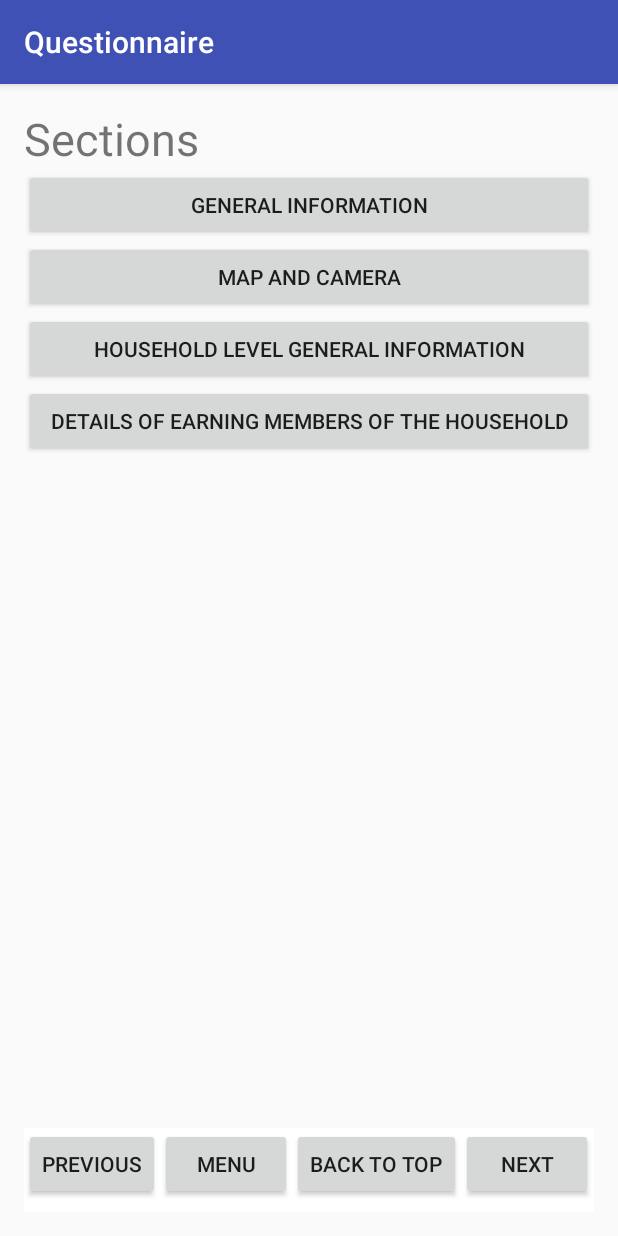
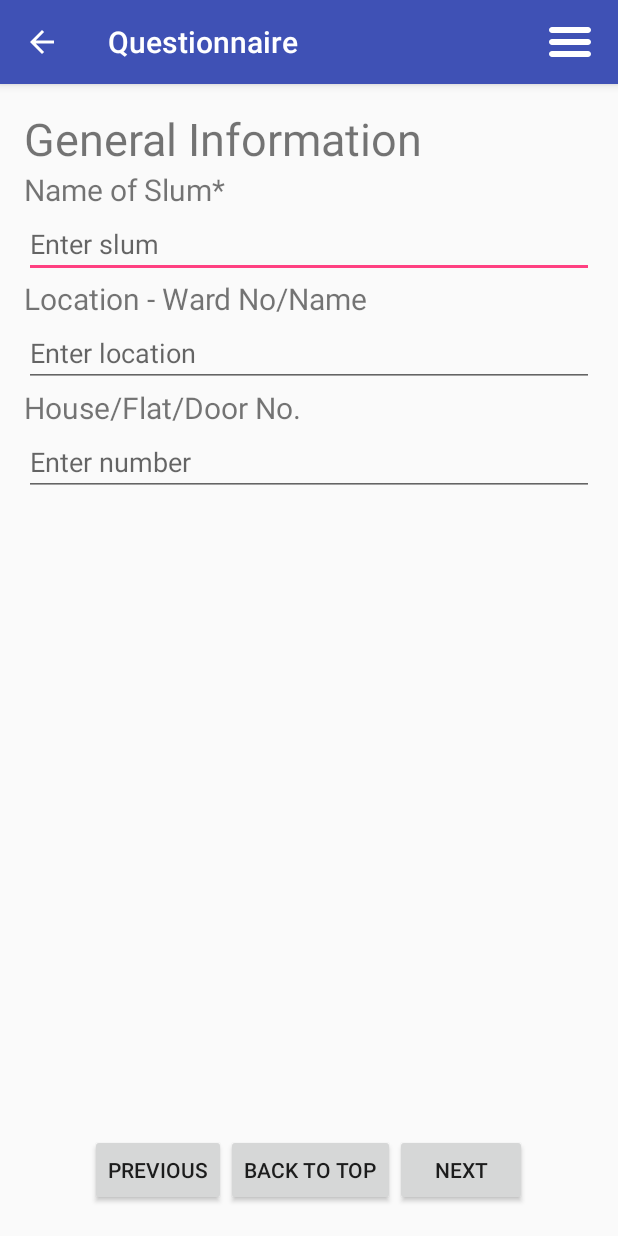
Before and after one commit to UrbanRiskSlumRedevelopment/Narad, an Android app: the PVQ screen opened directly, with no data from a screen before it, after a tap on "PREVIOUS", on a phone screen of 412 x 824 dp. Run offline under Robolectric (Android 15) with nearby library versions, the phone set to English and light mode, and no system bars; network calls fail; 3 other taps on this screen came first.

Commit message:
minor stylistic changes

```diff
--- a/QMain/app/build.gradle
+++ b/QMain/app/build.gradle
@@ -30,6 +30,8 @@ dependencies {
     compile 'com.android.support:appcompat-v7:24.2.1'
     compile 'com.android.support:support-v4:24.2.1'
     compile 'com.google.android.gms:play-services:9.6.1'
+    compile 'com.android.support:design:24.2.1'
+    compile 'com.android.volley:volley:1.0.0'
     testCompile 'junit:junit:4.12'
 }
 
--- a/QMain/app/src/main/java/com/example/qmain/PVQ.java
+++ b/QMain/app/src/main/java/com/example/qmain/PVQ.java
@@ -7,14 +7,20 @@ import android.content.Context;
 import android.content.Intent;
 import android.content.pm.ActivityInfo;
 import android.graphics.Bitmap;
+import android.graphics.drawable.Drawable;
 import android.provider.MediaStore;
+import android.support.v4.content.ContextCompat;
+import android.support.v4.widget.DrawerLayout;
 import android.support.v7.app.ActionBar;
 import android.support.v7.app.AppCompatActivity;
 import android.os.Bundle;
 import android.support.v4.view.ViewPager;
+import android.support.v7.widget.LinearLayoutCompat;
 import android.text.Editable;
 import android.text.InputType;
 import android.text.TextWatcher;
+import android.util.DisplayMetrics;
+import android.view.MenuItem;
 import android.view.MotionEvent;
 import android.view.View;
 import android.view.ViewGroup;
@@ -31,6 +37,7 @@ import android.graphics.Color;
 import android.os.Environment;
 import android.net.Uri;
 import android.support.v4.content.FileProvider;
+import android.widget.ImageButton;
 
 import org.json.JSONObject;
 import org.w3c.dom.Document;
@@ -50,6 +57,10 @@ import java.util.Locale;
 import java.util.Set;
 import java.io.File;
 import java.io.FileNotFoundException;
+import android.util.TypedValue;
+import android.view.Gravity;
+import android.util.AttributeSet;
+import android.support.v4.view.GravityCompat;
 
 import javax.xml.parsers.DocumentBuilder;
 import javax.xml.parsers.DocumentBuilderFactory;
@@ -59,6 +70,7 @@ import android.widget.RadioGroup;
 import android.widget.ScrollView;
 import android.widget.TextView;
 import android.text.InputFilter;
+import android.support.v7.widget.Toolbar;
 
 import android.support.v4.view.PagerAdapter;
 import android.widget.Toast;
@@ -67,6 +79,8 @@ import com.google.android.gms.common.GooglePlayServicesNotAvailableException;
 import com.google.android.gms.common.GooglePlayServicesRepairableException;
 import com.google.android.gms.location.places.Place;
 import com.google.android.gms.location.places.ui.PlacePicker;
+import android.support.design.widget.NavigationView;
+import android.view.Menu;
 
 public class PVQ extends AppCompatActivity {
     List Questions = new ArrayList(); // List of all questions
@@ -86,21 +100,40 @@ public class PVQ extends AppCompatActivity {
     String author = "";
     List pages = new ArrayList();
     ViewPager vp = null;
+    DrawerLayout dl = null;
 
     @Override
     protected void onCreate(Bundle savedInstanceState) {
         super.onCreate(savedInstanceState);
         setContentView(R.layout.activity_pvq);
 
-        this.setRequestedOrientation(ActivityInfo.SCREEN_ORIENTATION_PORTRAIT);
-
         // Create and set up new questionnaire ViewPager
         //final ViewPager vp = (ViewPager) findViewById(R.id.activity_pvq);
+        //NavigationView navigationView = (NavigationView) findViewById(R.id.navigation);
+        NavigationView nv = (NavigationView) findViewById(R.id.navigation);
+        dl = (DrawerLayout) findViewById(R.id.drawer_layout);
+
         LinearLayout form = (LinearLayout) findViewById(R.id.activity_pvq);
         author = getIntent().getStringExtra("author");
         if(getSupportActionBar() != null) {
             getSupportActionBar().setTitle("Questionnaire");
+            ImageButton hamburger = new ImageButton(this);
+            hamburger.setImageResource(R.drawable.hamburger);
+            int co = ContextCompat.getColor(context, R.color.colorPrimary);
+            hamburger.setBackgroundColor(co);
+            getSupportActionBar().setDisplayShowCustomEnabled(true);
+            ActionBar.LayoutParams hl = new ActionBar.LayoutParams(LayoutParams.WRAP_CONTENT,
+                    LayoutParams.WRAP_CONTENT, Gravity.END);
+            getSupportActionBar().setCustomView(hamburger, hl);
+            hamburger.setOnClickListener(new View.OnClickListener() {
+                @Override
+                public void onClick(View v) {
+                    dl.openDrawer(GravityCompat.END);
+                }
+            });
+            getSupportActionBar().setDisplayHomeAsUpEnabled(true);
         }
+
         getWindow().setSoftInputMode(WindowManager.LayoutParams.SOFT_INPUT_ADJUST_PAN);
 
         vp = new ViewPager(this);
@@ -113,7 +146,8 @@ public class PVQ extends AppCompatActivity {
 
         LinearLayout navbar = new LinearLayout(this);
         navbar.setOrientation(LinearLayout.HORIZONTAL);
-        navbar.setBackgroundColor(Color.WHITE);
+        navbar.setLayoutParams(new LinearLayout.LayoutParams(LayoutParams.MATCH_PARENT, LayoutParams.WRAP_CONTENT));
+
 
         // creates back to menu, previous, and next buttons
         Button menu_button = new Button(this);
@@ -181,20 +215,13 @@ public class PVQ extends AppCompatActivity {
         setupUI(menu_button);
         setupUI(next);
         setupUI(scroll_up);
+
         navbar.addView(prev);
-        navbar.addView(menu_button);
         navbar.addView(scroll_up);
         navbar.addView(next);
-        navbar.setGravity(100);
+        navbar.setGravity(Gravity.CENTER);
         setupUI(navbar);
-        /*
-        RelativeLayout.LayoutParams rLParams =
-                new RelativeLayout.LayoutParams(
-                        LayoutParams.MATCH_PARENT, LayoutParams.WRAP_CONTENT);
-        rLParams.addRule(RelativeLayout.ALIGN_PARENT_BOTTOM, 1);
 
-        form.addView(navbar, rLParams);
-        */
         form.addView(navbar);
 
         LinearLayout.LayoutParams param1 = new LinearLayout.LayoutParams(
@@ -437,7 +464,20 @@ public class PVQ extends AppCompatActivity {
             });
 
             vp.setCurrentItem(1);
-
+            Menu menu1 = nv.getMenu();
+            for(int i = 1; i < pages.size(); i++){
+                menu1.add((String)pages.get(i));
+            }
+            for(int i = 0; i < menu1.size(); i++){
+                menu1.getItem(i).setOnMenuItemClickListener(new MenuItem.OnMenuItemClickListener() {
+                    @Override
+                    public boolean onMenuItemClick(MenuItem item) {
+                        vp.setCurrentItem(pages.indexOf(item.getTitle()));
+                        dl.closeDrawer(GravityCompat.END);
+                        return false;
+                    }
+                });
+            }
 
 
         }catch (Exception e){
@@ -955,6 +995,20 @@ public class PVQ extends AppCompatActivity {
         alert.show();
 
     }
+
+    @Override
+    public boolean onOptionsItemSelected(MenuItem item) {
+
+        int itemId = item.getItemId();
+        switch (itemId) {
+            case android.R.id.home:
+                onBackPressed();
+                break;
+
+        }
+
+        return true;
+    }
 }
 
 // class used to create a PagerAdapter to work with ViewPager
@@ -1085,3 +1139,28 @@ class NumWatcher implements TextWatcher {
     public void beforeTextChanged(CharSequence s, int start, int count, int after) {}
     public void onTextChanged(CharSequence s, int start, int before, int count) {}
 }
+
+class CustomDrawerLayout extends DrawerLayout {
+
+    public CustomDrawerLayout(Context context) {
+        super(context);
+    }
+
+    public CustomDrawerLayout(Context context, AttributeSet attrs) {
+        super(context, attrs);
+    }
+
+    public CustomDrawerLayout(Context context, AttributeSet attrs, int defStyle) {
+        super(context, attrs, defStyle);
+    }
+
+    @Override
+    protected void onMeasure(int widthMeasureSpec, int heightMeasureSpec) {
+        widthMeasureSpec = MeasureSpec.makeMeasureSpec(
+                MeasureSpec.getSize(widthMeasureSpec), MeasureSpec.EXACTLY);
+        heightMeasureSpec = MeasureSpec.makeMeasureSpec(
+                MeasureSpec.getSize(heightMeasureSpec), MeasureSpec.EXACTLY);
+        super.onMeasure(widthMeasureSpec, heightMeasureSpec);
+    }
+
+}
--- /dev/null
+++ b/QMain/app/src/main/res/drawable/hamburger.xml
@@ -0,0 +1,15 @@
+<?xml version="1.0" encoding="utf-8"?>
+<vector xmlns:android="http://schemas.android.com/apk/res/android"
+    android:width="32dp"
+    android:height="32dp"
+    android:viewportWidth="32"
+    android:viewportHeight="32">
+
+    <path
+        android:fillColor="#FFFFFF"
+        android:pathData="M4,10h24c1.104,0,2-0.896,2-2s-0.896-2-2-2H4C2.896,6,2,6.896,2,8S2.896,10,4,10z
+M28,14H4c-1.104,0-2,0.896-2,2
+s0.896,2,2,2h24c1.104,0,2-0.896,2-2S29.104,14,28,14z
+M28,22H4c-1.104,0-2,0.896-2,2s0.896,2,2,2h24c1.104,0,2-0.896,2-2
+S29.104,22,28,22z" />
+</vector>
--- a/QMain/app/src/main/res/layout/activity_pvq.xml
+++ b/QMain/app/src/main/res/layout/activity_pvq.xml
@@ -1,4 +1,11 @@
 <?xml version="1.0" encoding="utf-8"?>
+<android.support.v4.widget.DrawerLayout xmlns:android="http://schemas.android.com/apk/res/android"
+xmlns:app="http://schemas.android.com/apk/res-auto"
+android:id="@+id/drawer_layout"
+android:layout_width="match_parent"
+android:layout_height="match_parent"
+android:fitsSystemWindows="true">
+
     <LinearLayout xmlns:android="http://schemas.android.com/apk/res/android"
         xmlns:tools="http://schemas.android.com/tools"
         android:id="@+id/activity_pvq"
@@ -13,3 +20,12 @@
 
 
     </LinearLayout>
+
+<android.support.design.widget.NavigationView
+    android:id="@+id/navigation"
+    android:layout_width="wrap_content"
+    android:layout_height="match_parent"
+    android:layout_gravity="end"
+    app:menu="@menu/qmenu"/>
+
+</android.support.v4.widget.DrawerLayout>
--- /dev/null
+++ b/QMain/app/src/main/res/menu/qmenu.xml
@@ -0,0 +1,5 @@
+<?xml version="1.0" encoding="utf-8"?>
+<menu xmlns:android="http://schemas.android.com/apk/res/android"
+    android:id="@+id/qmenu">
+
+</menu>
--- a/QMain/app/src/main/res/raw/questionnaire.xml
+++ b/QMain/app/src/main/res/raw/questionnaire.xml
@@ -23,7 +23,7 @@
         </question>
     </group>
     <group name="Map">
-        <gtext>Map and Camera</gtext>
+        <gtext>Location and Photos</gtext>
         <repeatable>F</repeatable>
         <question name="Map">
             <qtext>Map</qtext>
--- a/QMain/app/src/main/res/values/strings.xml
+++ b/QMain/app/src/main/res/values/strings.xml
@@ -5,4 +5,5 @@
     <string name="hello_blank_fragment">Hello blank fragment</string>
     <string name="title_activity_maps">Map</string>
     <string name="sync">Sync</string>
+    <string name="sections">Sections</string>
 </resources>
```
Also changed, not shown: QMain/app/src/main/AndroidManifest.xml (+18 -9 lines), QMain/app/src/main/java/com/example/qmain/Home.java (+40 -0 lines), QMain/app/src/main/java/com/example/qmain/PastQs.java (+9 -16 lines), QMain/app/src/main/java/com/example/qmain/TestClass.java (added, +52 -0 lines). Lines whose indentation alone changed are shown as unchanged.
